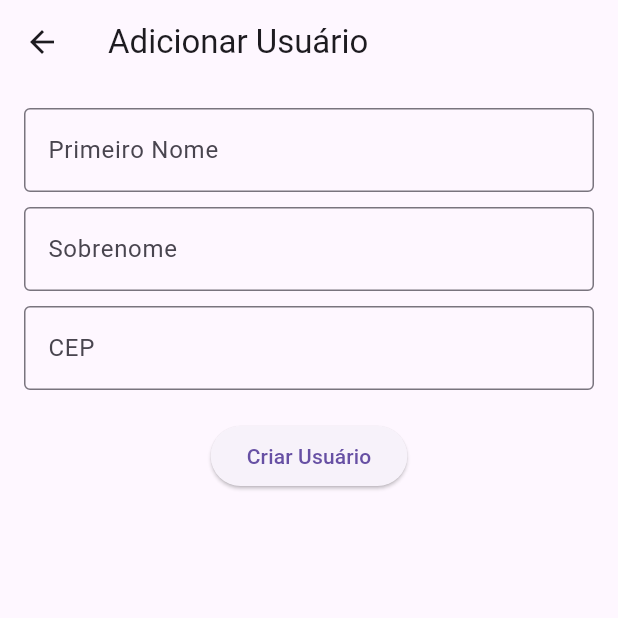
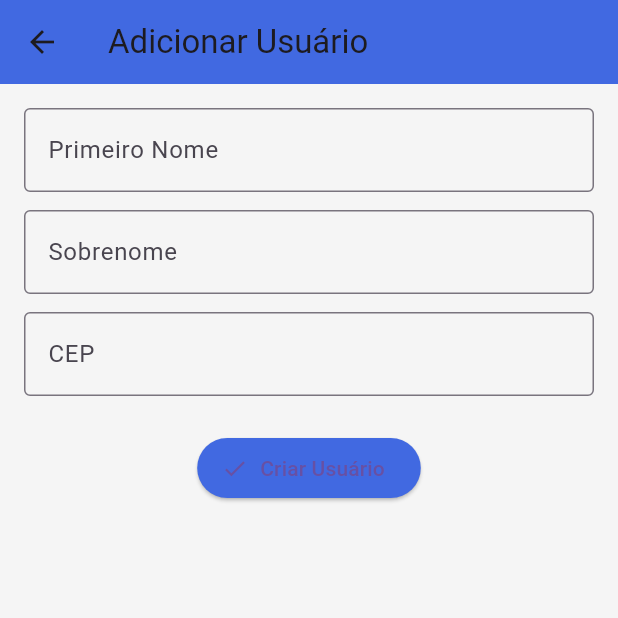
Before and after one commit to LucasHenderson/prova_lucashenderson, a Flutter app: the screen it shows after launch, after a tap on the "add" icon, on a phone screen of 412 x 824 dp, the top half of it. Run offline on Flutter 3.47's test engine with Material 3 defaults, Android fonts, the phone set to English and light mode, and no system bars; our stand-ins replace mask_text_input_formatter.

Commit message:
segundo commit

```diff
--- a/lib/main.dart
+++ b/lib/main.dart
@@ -11,10 +11,14 @@ class MeuApp extends StatelessWidget {
   @override
   Widget build(BuildContext context) {
     return MaterialApp(
+      title: 'Usuários e CEP',
       debugShowCheckedModeBanner: false,
       theme: ThemeData(
-        primarySwatch: Colors.blue,
-        visualDensity: VisualDensity.adaptivePlatformDensity,
+        primaryColor: Color(0xFF4169E1),
+        scaffoldBackgroundColor: Colors.grey[100],
+        appBarTheme: AppBarTheme(
+          backgroundColor: Color(0xFF4169E1),
+        ),
       ),
       home: TelaListaUsuarios(),
     );
@@ -36,10 +40,14 @@ class _TelaListaUsuariosState extends State<TelaListaUsuarios> {
         'id': usuarioId.toString(),
         'primeiro_nome': primeiroNome,
         'sobrenome': sobrenome,
-        'cep': cep
+        'cep': cep,
       });
       usuarioId++;
     });
+
+    ScaffoldMessenger.of(context).showSnackBar(
+      SnackBar(content: Text('Usuário adicionado com sucesso!')),
+    );
   }
 
   void atualizarUsuario(String id, String primeiroNome, String sobrenome, String cep) {
@@ -50,59 +58,50 @@ class _TelaListaUsuariosState extends State<TelaListaUsuarios> {
           'id': id,
           'primeiro_nome': primeiroNome,
           'sobrenome': sobrenome,
-          'cep': cep
+          'cep': cep,
         };
       }
     });
+
+    ScaffoldMessenger.of(context).showSnackBar(
+      SnackBar(content: Text('Usuário atualizado com sucesso!')),
+    );
   }
 
   void deletarUsuario(String id) {
     setState(() {
       usuarios.removeWhere((usuario) => usuario['id'] == id);
     });
+
+    ScaffoldMessenger.of(context).showSnackBar(
+      SnackBar(content: Text('Usuário removido com sucesso!')),
+    );
   }
 
   @override
   Widget build(BuildContext context) {
     return Scaffold(
-      appBar: AppBar(title: Text("Lista de Usuários")),
-      body: Center(
+      appBar: AppBar(
+        title: Text("Lista de Usuários"),
+        centerTitle: true,
+      ),
+      body: Container(
+        padding: EdgeInsets.all(16),
         child: usuarios.isEmpty
-            ? Text(
+            ? Center(
+                child: Text(
                   "Nenhum usuário cadastrado",
                   style: TextStyle(fontSize: 18, fontWeight: FontWeight.w500),
+                ),
               )
-            : Padding(
-                padding: EdgeInsets.all(16.0),
-                child: ListView.builder(
+            : ListView.builder(
                 itemCount: usuarios.length,
                 itemBuilder: (context, index) {
                   final usuario = usuarios[index];
-                    return Card(
-                      shape: RoundedRectangleBorder(
-                        borderRadius: BorderRadius.circular(10),
-                      ),
-                      elevation: 4,
-                      margin: EdgeInsets.symmetric(vertical: 8),
-                      child: ListTile(
-                        contentPadding: EdgeInsets.symmetric(
-                          horizontal: 16,
-                          vertical: 8,
-                        ),
-                        title: Text(
-                          "${usuario['primeiro_nome']} ${usuario['sobrenome']}",
-                          style: TextStyle(fontSize: 18, fontWeight: FontWeight.bold),
-                        ),
-                        subtitle: Text(
-                          "CEP: ${usuario['cep']}",
-                          style: TextStyle(fontSize: 16, color: Colors.grey[700]),
-                        ),
-                        trailing: Wrap(
-                          spacing: 8,
-                          children: [
-                            IconButton(
-                              icon: Icon(Icons.edit, color: Colors.blue),
-                              onPressed: () => Navigator.push(
+                  return ItemList(
+                    usuario: usuario,
+                    aoEditar: () {
+                      Navigator.push(
                         context,
                         MaterialPageRoute(
                           builder: (context) => TelaFormularioUsuario(
@@ -111,22 +110,14 @@ class _TelaListaUsuariosState extends State<TelaListaUsuarios> {
                             usuario: usuario,
                           ),
                         ),
-                              ),
-                            ),
-                            IconButton(
-                              icon: Icon(Icons.delete, color: Colors.red),
-                              onPressed: () => deletarUsuario(usuario['id']!),
-                            ),
-                          ],
-                        ),
-                      ),
+                      );
+                    },
+                    aoDeletar: () => deletarUsuario(usuario['id']!),
                   );
                 },
               ),
       ),
-      ),
       floatingActionButton: FloatingActionButton(
-        child: Icon(Icons.add),
         onPressed: () => Navigator.push(
           context,
           MaterialPageRoute(
@@ -134,6 +125,56 @@ class _TelaListaUsuariosState extends State<TelaListaUsuarios> {
               aoSalvar: adicionarUsuario,
             ),
           ),
+        ),
+        child: Icon(Icons.add),
+        tooltip: 'Adicionar usuário',
+        backgroundColor: Color(0xFF4169E1),
+      ),
+    );
+  }
+}
+
+class ItemList extends StatelessWidget {
+  final Map<String, String> usuario;
+  final VoidCallback aoEditar;
+  final VoidCallback aoDeletar;
+
+  const ItemList({
+    required this.usuario,
+    required this.aoEditar,
+    required this.aoDeletar,
+  });
+
+  @override
+  Widget build(BuildContext context) {
+    return Card(
+      elevation: 4,
+      margin: EdgeInsets.symmetric(vertical: 8),
+      shape: RoundedRectangleBorder(borderRadius: BorderRadius.circular(10)),
+      child: ListTile(
+        contentPadding: EdgeInsets.symmetric(horizontal: 16, vertical: 12),
+        title: Text(
+          "${usuario['primeiro_nome']} ${usuario['sobrenome']}",
+          style: TextStyle(fontSize: 18, fontWeight: FontWeight.bold),
+        ),
+        subtitle: Text(
+          "CEP: ${usuario['cep']}",
+          style: TextStyle(color: Colors.grey[700]),
+        ),
+        trailing: Wrap(
+          spacing: 12,
+          children: [
+            IconButton(
+              icon: Icon(Icons.edit, color: Color(0xFF4169E1)),
+              onPressed: aoEditar,
+              tooltip: 'Editar',
+            ),
+            IconButton(
+              icon: Icon(Icons.delete, color: Colors.red),
+              onPressed: aoDeletar,
+              tooltip: 'Excluir',
+            ),
+          ],
         ),
       ),
     );
@@ -152,7 +193,11 @@ class TelaFormularioUsuario extends StatefulWidget {
 
 class _TelaFormularioUsuarioState extends State<TelaFormularioUsuario> {
   final _formKey = GlobalKey<FormState>();
-  final _cepFormatter = MaskTextInputFormatter(mask: "#####-###", filter: {"#": RegExp(r'[0-9]')});
+  final _cepFormatter = MaskTextInputFormatter(
+    mask: "#####-###",
+    filter: {"#": RegExp(r'[0-9]')},
+  );
+
   late String primeiroNome;
   late String sobrenome;
   late String cep;
@@ -193,48 +238,38 @@ class _TelaFormularioUsuarioState extends State<TelaFormularioUsuario> {
   @override
   Widget build(BuildContext context) {
     return Scaffold(
-      appBar: AppBar(title: Text(widget.usuario == null ? "Adicionar Usuário" : "Editar Usuário")),
-      body: Padding(
-        padding: EdgeInsets.all(16.0),
+      appBar: AppBar(
+        title: Text(widget.usuario == null ? "Adicionar Usuário" : "Editar Usuário"),
+      ),
+      body: SingleChildScrollView(
+        padding: EdgeInsets.all(16),
         child: Form(
           key: _formKey,
           child: Column(
-            crossAxisAlignment: CrossAxisAlignment.start,
             children: [
-              TextFormField(
-                decoration: InputDecoration(
-                  labelText: "Primeiro Nome",
-                  border: OutlineInputBorder(),
+              CampoTexto(
+                label: "Primeiro Nome",
+                valorInicial: primeiroNome,
+                onChanged: (valor) => primeiroNome = valor,
               ),
-                initialValue: primeiroNome,
-                onChanged: (value) => primeiroNome = value,
-                validator: (value) => value!.isEmpty ? "Informe o primeiro nome" : null,
+              SizedBox(height: 12),
+              CampoTexto(
+                label: "Sobrenome",
+                valorInicial: sobrenome,
+                onChanged: (valor) => sobrenome = valor,
               ),
-              SizedBox(height: 10),
-              TextFormField(
-                decoration: InputDecoration(
-                  labelText: "Sobrenome",
-                  border: OutlineInputBorder(),
+              SizedBox(height: 12),
+              CampoTexto(
+                label: "CEP",
+                valorInicial: cep,
+                teclado: TextInputType.number,
+                formatter: _cepFormatter,
+                onChanged: (valor) => cep = valor,
               ),
-                initialValue: sobrenome,
-                onChanged: (value) => sobrenome = value,
-                validator: (value) => value!.isEmpty ? "Informe o sobrenome" : null,
-              ),
-              SizedBox(height: 10),
-              TextFormField(
-                decoration: InputDecoration(
-                  labelText: "CEP",
-                  border: OutlineInputBorder(),
-                ),
-                initialValue: cep,
-                keyboardType: TextInputType.number,
-                inputFormatters: [_cepFormatter],
-                onChanged: (value) => cep = value,
-                validator: (value) => value!.isEmpty ? "Informe o CEP" : null,
-              ),
-              SizedBox(height: 20),
-              Center(
-                child: ElevatedButton(
+              SizedBox(height: 24),
+              ElevatedButton.icon(
+                icon: Icon(Icons.check),
+                label: Text(widget.usuario == null ? "Criar Usuário" : "Atualizar Usuário"),
                 onPressed: () async {
                   if (_formKey.currentState!.validate()) {
                     bool valido = await validarCep(cep);
@@ -246,9 +281,10 @@ class _TelaFormularioUsuarioState extends State<TelaFormularioUsuario> {
                     }
                   }
                 },
-                  child: Text(widget.usuario == null ? "Criar Usuário" : "Atualizar Usuário"),
+                style: ElevatedButton.styleFrom(
+                  backgroundColor: Color(0xFF4169E1),
                 ),
-              ),
+              )
             ],
           ),
         ),
@@ -256,3 +292,34 @@ class _TelaFormularioUsuarioState extends State<TelaFormularioUsuario> {
     );
   }
 }
+
+class CampoTexto extends StatelessWidget {
+  final String label;
+  final String valorInicial;
+  final void Function(String)? onChanged;
+  final TextInputType teclado;
+  final MaskTextInputFormatter? formatter;
+
+  const CampoTexto({
+    required this.label,
+    required this.valorInicial,
+    this.onChanged,
+    this.teclado = TextInputType.text,
+    this.formatter,
+  });
+
+  @override
+  Widget build(BuildContext context) {
+    return TextFormField(
+      initialValue: valorInicial,
+      onChanged: onChanged,
+      keyboardType: teclado,
+      inputFormatters: formatter != null ? [formatter!] : [],
+      decoration: InputDecoration(
+        labelText: label,
+        border: OutlineInputBorder(),
+      ),
+      validator: (valor) => valor!.isEmpty ? "Informe o $label" : null,
+    );
+  }
+}
```
Lines whose indentation alone changed are shown as unchanged.
